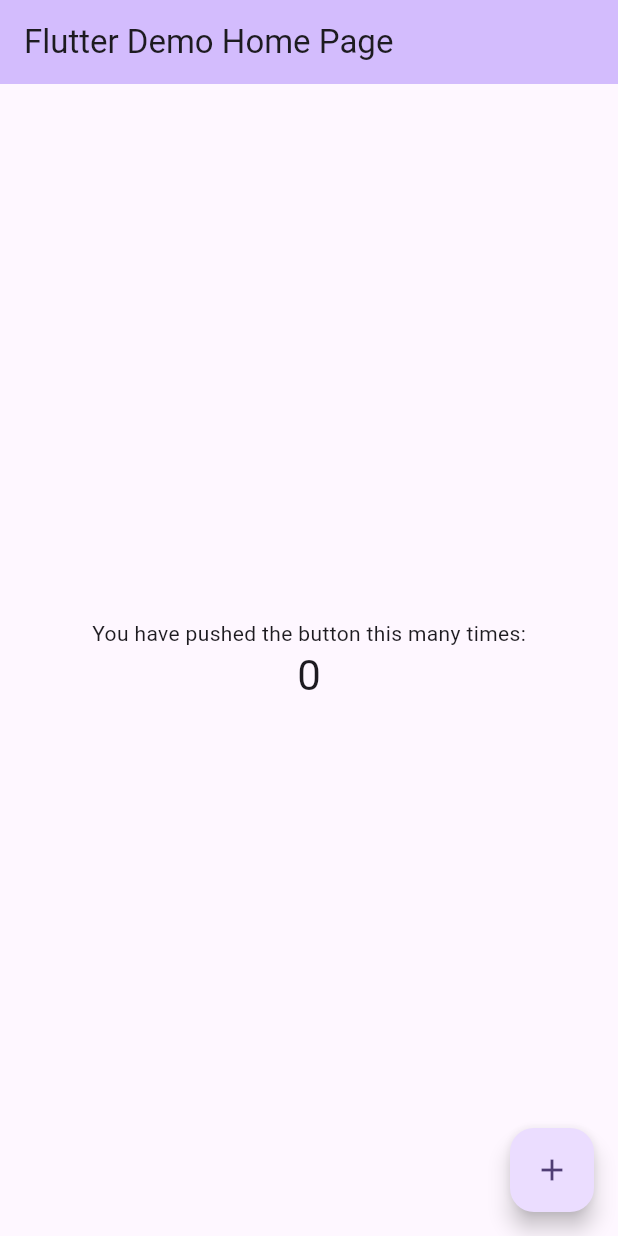
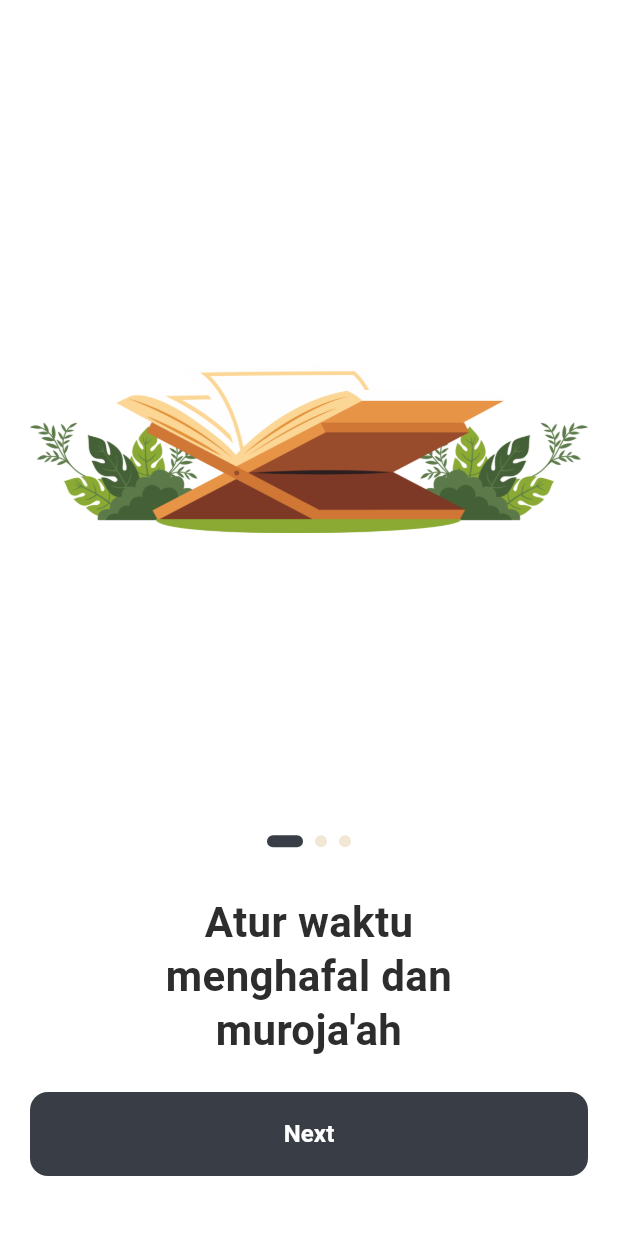
Before and after one commit to fahimahmad21/quran_app_pkm, a Flutter app: the screen it shows after launch, on a phone screen of 412 x 824 dp. Run offline on Flutter 3.47's test engine with Material 3 defaults, Android fonts, the phone set to English and light mode, and no system bars; our stand-ins replace hive, shared_preferences; accounts and stored records are empty.

Commit message:
masih error di shared_preferance

```diff
--- a/lib/main.dart
+++ b/lib/main.dart
@@ -1,125 +1,41 @@
 import 'package:flutter/material.dart';
+import 'package:hive/hive.dart';
+import 'package:path_provider/path_provider.dart' as path_provider;
+import 'package:quran_app_pkm/screens/onboarding_screen.dart';
+import 'package:quran_app_pkm/screens/home_screen.dart';
 
-void main() {
-  runApp(const MyApp());
+void main() async {
+  WidgetsFlutterBinding.ensureInitialized();
+
+  // Initialize Hive
+  final appDocumentDirectory =
+  await path_provider.getApplicationDocumentsDirectory();
+  Hive.init(appDocumentDirectory.path);
+
+  // Open the box
+  final box = await Hive.openBox('appSettings');
+  final showHome = box.get('showHome', defaultValue: false);
+
+  runApp(MyApp(showHome: showHome));
 }
 
 class MyApp extends StatelessWidget {
-  const MyApp({super.key});
+  final bool showHome;
 
-  // This widget is the root of your application.
+  const MyApp({
+    super.key,
+    required this.showHome,
+  });
+
   @override
   Widget build(BuildContext context) {
     return MaterialApp(
-      title: 'Flutter Demo',
+      title: 'Quran App',
       theme: ThemeData(
-        // This is the theme of your application.
-        //
-        // TRY THIS: Try running your application with "flutter run". You'll see
-        // the application has a purple toolbar. Then, without quitting the app,
-        // try changing the seedColor in the colorScheme below to Colors.green
-        // and then invoke "hot reload" (save your changes or press the "hot
-        // reload" button in a Flutter-supported IDE, or press "r" if you used
-        // the command line to start the app).
-        //
-        // Notice that the counter didn't reset back to zero; the application
-        // state is not lost during the reload. To reset the state, use hot
-        // restart instead.
-        //
-        // This works for code too, not just values: Most code changes can be
-        // tested with just a hot reload.
-        colorScheme: ColorScheme.fromSeed(seedColor: Colors.deepPurple),
-        useMaterial3: true,
+        primaryColor: const Color(0xff6D9886),
+        scaffoldBackgroundColor: const Color(0xffF7F7F7),
       ),
-      home: const MyHomePage(title: 'Flutter Demo Home Page'),
+      home: showHome ? const HomeScreen() : const OnboardingScreen(),
     );
   }
 }
-
-class MyHomePage extends StatefulWidget {
-  const MyHomePage({super.key, required this.title});
-
-  // This widget is the home page of your application. It is stateful, meaning
-  // that it has a State object (defined below) that contains fields that affect
-  // how it looks.
-
-  // This class is the configuration for the state. It holds the values (in this
-  // case the title) provided by the parent (in this case the App widget) and
-  // used by the build method of the State. Fields in a Widget subclass are
-  // always marked "final".
-
-  final String title;
-
-  @override
-  State<MyHomePage> createState() => _MyHomePageState();
-}
-
-class _MyHomePageState extends State<MyHomePage> {
-  int _counter = 0;
-
-  void _incrementCounter() {
-    setState(() {
-      // This call to setState tells the Flutter framework that something has
-      // changed in this State, which causes it to rerun the build method below
-      // so that the display can reflect the updated values. If we changed
-      // _counter without calling setState(), then the build method would not be
-      // called again, and so nothing would appear to happen.
-      _counter++;
-    });
-  }
-
-  @override
-  Widget build(BuildContext context) {
-    // This method is rerun every time setState is called, for instance as done
-    // by the _incrementCounter method above.
-    //
-    // The Flutter framework has been optimized to make rerunning build methods
-    // fast, so that you can just rebuild anything that needs updating rather
-    // than having to individually change instances of widgets.
-    return Scaffold(
-      appBar: AppBar(
-        // TRY THIS: Try changing the color here to a specific color (to
-        // Colors.amber, perhaps?) and trigger a hot reload to see the AppBar
-        // change color while the other colors stay the same.
-        backgroundColor: Theme.of(context).colorScheme.inversePrimary,
-        // Here we take the value from the MyHomePage object that was created by
-        // the App.build method, and use it to set our appbar title.
-        title: Text(widget.title),
-      ),
-      body: Center(
-        // Center is a layout widget. It takes a single child and positions it
-        // in the middle of the parent.
-        child: Column(
-          // Column is also a layout widget. It takes a list of children and
-          // arranges them vertically. By default, it sizes itself to fit its
-          // children horizontally, and tries to be as tall as its parent.
-          //
-          // Column has various properties to control how it sizes itself and
-          // how it positions its children. Here we use mainAxisAlignment to
-          // center the children vertically; the main axis here is the vertical
-          // axis because Columns are vertical (the cross axis would be
-          // horizontal).
-          //
-          // TRY THIS: Invoke "debug painting" (choose the "Toggle Debug Paint"
-          // action in the IDE, or press "p" in the console), to see the
-          // wireframe for each widget.
-          mainAxisAlignment: MainAxisAlignment.center,
-          children: <Widget>[
-            const Text(
-              'You have pushed the button this many times:',
-            ),
-            Text(
-              '$_counter',
-              style: Theme.of(context).textTheme.headlineMedium,
-            ),
-          ],
-        ),
-      ),
-      floatingActionButton: FloatingActionButton(
-        onPressed: _incrementCounter,
-        tooltip: 'Increment',
-        child: const Icon(Icons.add),
-      ), // This trailing comma makes auto-formatting nicer for build methods.
-    );
-  }
-}
--- /dev/null
+++ b/lib/screens/onboarding_screen.dart
@@ -0,0 +1,181 @@
+import 'package:flutter/material.dart';
+import 'package:hive/hive.dart';
+import 'package:quran_app_pkm/screens/home_screen.dart';
+import 'package:shared_preferences/shared_preferences.dart';
+
+class OnboardingScreen extends StatefulWidget {
+  const OnboardingScreen({super.key});
+
+  @override
+  State<OnboardingScreen> createState() => _OnboardingScreenState();
+}
+
+class _OnboardingScreenState extends State<OnboardingScreen> {
+  final PageController _pageController = PageController();
+  int _currentPage = 0;
+
+  final List<OnboardingContent> _contents = [
+    OnboardingContent(
+      image: 'assets/images/carousel1.png',
+      title: 'Atur waktu\nmenghafal dan\nmuroja\'ah',
+    ),
+    OnboardingContent(
+      image: 'assets/images/carousel2.png',
+      title: 'Membantu anda\nuntuk menemukan\nmeode yang tepat',
+    ),
+    OnboardingContent(
+      image: 'assets/images/carousel3.png',
+      title: 'Temukan Metode\nMenghafal Qur\'an\nYang cocok untuk\nanda',
+    ),
+  ];
+
+  @override
+  Widget build(BuildContext context) {
+    return Scaffold(
+      backgroundColor: Colors.white,
+      body: Stack(
+        children: [
+          // Content PageView
+          PageView.builder(
+            controller: _pageController,
+            itemCount: _contents.length,
+            onPageChanged: (index) {
+              setState(() {
+                _currentPage = index;
+              });
+            },
+            itemBuilder: (context, index) {
+              return Padding(
+                padding: const EdgeInsets.symmetric(horizontal: 20),
+                child: Column(
+                  children: [
+                    const SizedBox(height: 60),
+                    // Image
+                    Expanded(
+                      flex: 4,
+                      child: Image.asset(
+                        _contents[index].image,
+                        fit: BoxFit.contain,
+                      ),
+                    ),
+                    const SizedBox(height: 20),
+                    // Dots indicator above text
+                    Row(
+                      mainAxisAlignment: MainAxisAlignment.center,
+                      children: List.generate(
+                        _contents.length,
+                            (dotIndex) => Container(
+                          height: 8,
+                          width: _currentPage == dotIndex ? 24 : 8,
+                          margin: const EdgeInsets.symmetric(horizontal: 4),
+                          decoration: BoxDecoration(
+                            borderRadius: BorderRadius.circular(4),
+                            color: dotIndex == _currentPage
+                                ? const Color(0xff393E46)
+                                : const Color(0xffF2E7D5),
+                          ),
+                        ),
+                      ),
+                    ),
+                    const SizedBox(height: 32),
+                    // Title
+                    Text(
+                      _contents[index].title,
+                      textAlign: TextAlign.center,
+                      style: const TextStyle(
+                        fontSize: 28,
+                        fontWeight: FontWeight.w600,
+                        height: 1.3,
+                        color: Color(0xFF2D2D2D),
+                      ),
+                    ),
+                    const Spacer(),
+                  ],
+                ),
+              );
+            },
+          ),
+          // Fixed bottom button
+          Positioned(
+            bottom: 0,
+            left: 0,
+            right: 0,
+            child: Container(
+              padding: const EdgeInsets.all(20),
+              child: Column(
+                children: [
+                  // Next button
+                  SizedBox(
+                    width: double.infinity,
+                    height: 56,
+                    child: ElevatedButton(
+                      style: ElevatedButton.styleFrom(
+                        backgroundColor: const Color(0xff393E46),
+                        shape: RoundedRectangleBorder(
+                          borderRadius: BorderRadius.circular(12),
+                        ),
+                        elevation: 0,
+                      ),
+                      onPressed: () {
+                        if (_currentPage == _contents.length - 1) {
+                          _setOnboardingComplete(context);
+                        } else {
+                          _pageController.nextPage(
+                            duration: const Duration(milliseconds: 300),
+                            curve: Curves.easeInOut,
+                          );
+                        }
+                      },
+                      child: const Text(
+                        "Next",
+                        style: TextStyle(
+                          fontSize: 16,
+                          fontWeight: FontWeight.w600,
+                          color: Colors.white,
+                        ),
+                      ),
+                    ),
+                  ),
+                  const SizedBox(height: 20),
+                ],
+              ),
+            ),
+          ),
+        ],
+      ),
+    );
+  }
+}
+
+Future<void> _setOnboardingComplete(BuildContext context) async {
+  try {
+    final box = await Hive.openBox('appSettings');
+    await box.put('showHome', true);
+
+    if (!context.mounted) return;
+
+    Navigator.of(context).pushReplacement(
+      MaterialPageRoute(
+        builder: (context) => const HomeScreen(),
+      ),
+    );
+  } catch (e) {
+    if (!context.mounted) return;
+
+    ScaffoldMessenger.of(context).showSnackBar(
+      const SnackBar(
+        content: Text('Terjadi kesalahan. Silakan coba lagi.'),
+      ),
+    );
+  }
+}
+
+class OnboardingContent {
+  final String image;
+  final String title;
+
+  OnboardingContent({
+    required this.image,
+    required this.title,
+  });
+}
```
Also changed, not shown: lib/screens/home_screen.dart (added, +339 -0 lines), pubspec.yaml (+13 -9 lines), pubspec.lock, 2 other files.
